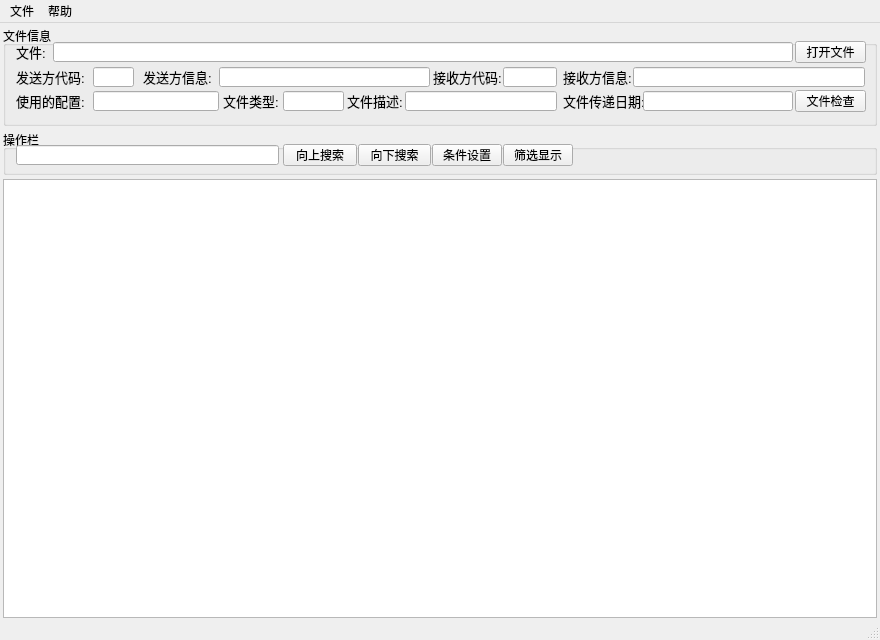
Above: mainwindow.ui from cnldw/FinanceFileReader before the change. Below: the same form after it.
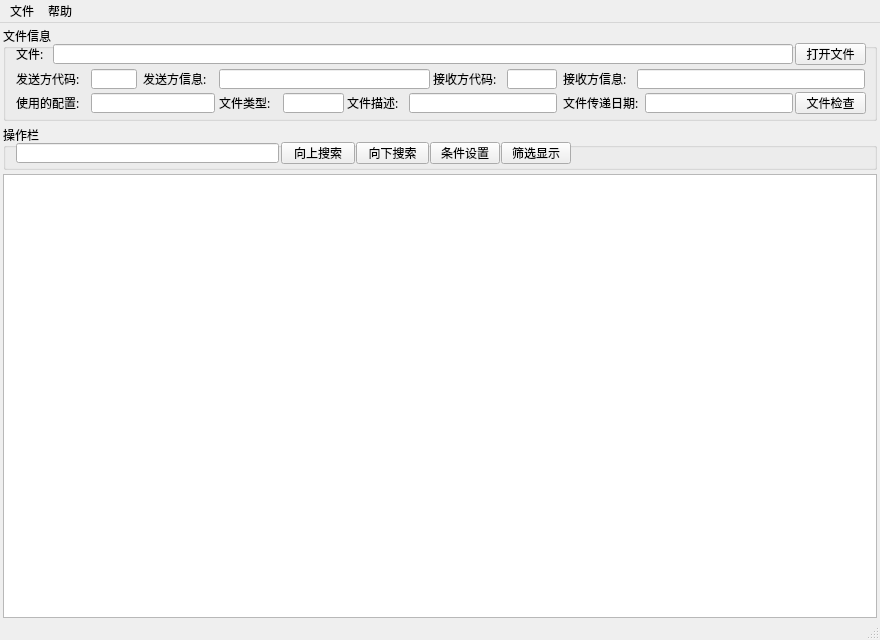
That is the form after the change. Icons and pictures are not drawn.

Patch:
```diff
--- a/mainwindow.ui
+++ b/mainwindow.ui
@@ -60,15 +60,21 @@
       <property name="minimumSize">
        <size>
         <width>0</width>
-        <height>100</height>
+        <height>95</height>
        </size>
       </property>
       <property name="maximumSize">
        <size>
         <width>16777215</width>
-        <height>100</height>
+        <height>95</height>
        </size>
       </property>
+      <property name="font">
+       <font>
+        <family>Microsoft YaHei</family>
+        <kerning>true</kerning>
+       </font>
+      </property>
       <property name="autoFillBackground">
        <bool>true</bool>
       </property>
@@ -79,14 +85,14 @@
        <property name="geometry">
         <rect>
          <x>560</x>
-         <y>65</y>
+         <y>67</y>
          <width>81</width>
          <height>20</height>
         </rect>
        </property>
        <property name="font">
         <font>
-         <pointsize>10</pointsize>
+         <pointsize>9</pointsize>
         </font>
        </property>
        <property name="text">
@@ -96,9 +102,9 @@
       <widget class="QLineEdit" name="lineEditFileTransferDate">
        <property name="geometry">
         <rect>
-         <x>640</x>
-         <y>65</y>
-         <width>150</width>
+         <x>642</x>
+         <y>67</y>
+         <width>148</width>
          <height>20</height>
         </rect>
        </property>
@@ -107,14 +113,14 @@
        <property name="geometry">
         <rect>
          <x>13</x>
-         <y>65</y>
+         <y>67</y>
          <width>71</width>
          <height>20</height>
         </rect>
        </property>
        <property name="font">
         <font>
-         <pointsize>10</pointsize>
+         <pointsize>9</pointsize>
         </font>
        </property>
        <property name="text">
@@ -124,9 +130,9 @@
       <widget class="QLineEdit" name="lineEditRecInfo">
        <property name="geometry">
         <rect>
-         <x>630</x>
-         <y>41</y>
-         <width>232</width>
+         <x>634</x>
+         <y>43</y>
+         <width>228</width>
          <height>20</height>
         </rect>
        </property>
@@ -134,9 +140,9 @@
       <widget class="QLineEdit" name="lineEditSendCode">
        <property name="geometry">
         <rect>
-         <x>90</x>
-         <y>41</y>
-         <width>41</width>
+         <x>88</x>
+         <y>43</y>
+         <width>46</width>
          <height>20</height>
         </rect>
        </property>
@@ -145,14 +151,14 @@
        <property name="geometry">
         <rect>
          <x>344</x>
-         <y>65</y>
-         <width>68</width>
+         <y>67</y>
+         <width>61</width>
          <height>20</height>
         </rect>
        </property>
        <property name="font">
         <font>
-         <pointsize>10</pointsize>
+         <pointsize>9</pointsize>
         </font>
        </property>
        <property name="text">
@@ -163,14 +169,14 @@
        <property name="geometry">
         <rect>
          <x>13</x>
-         <y>16</y>
+         <y>18</y>
          <width>31</width>
          <height>20</height>
         </rect>
        </property>
        <property name="font">
         <font>
-         <pointsize>10</pointsize>
+         <pointsize>9</pointsize>
         </font>
        </property>
        <property name="text">
@@ -180,9 +186,9 @@
       <widget class="QLineEdit" name="lineEditUseIni">
        <property name="geometry">
         <rect>
-         <x>90</x>
-         <y>65</y>
-         <width>126</width>
+         <x>88</x>
+         <y>67</y>
+         <width>124</width>
          <height>20</height>
         </rect>
        </property>
@@ -191,7 +197,7 @@
        <property name="geometry">
         <rect>
          <x>280</x>
-         <y>65</y>
+         <y>67</y>
          <width>61</width>
          <height>20</height>
         </rect>
@@ -201,14 +207,14 @@
        <property name="geometry">
         <rect>
          <x>560</x>
-         <y>41</y>
+         <y>43</y>
          <width>71</width>
          <height>20</height>
         </rect>
        </property>
        <property name="font">
         <font>
-         <pointsize>10</pointsize>
+         <pointsize>9</pointsize>
         </font>
        </property>
        <property name="text">
@@ -219,7 +225,7 @@
        <property name="geometry">
         <rect>
          <x>216</x>
-         <y>41</y>
+         <y>43</y>
          <width>211</width>
          <height>20</height>
         </rect>
@@ -229,7 +235,7 @@
        <property name="geometry">
         <rect>
          <x>792</x>
-         <y>15</y>
+         <y>17</y>
          <width>71</width>
          <height>22</height>
         </rect>
@@ -242,14 +248,14 @@
        <property name="geometry">
         <rect>
          <x>430</x>
-         <y>41</y>
+         <y>43</y>
          <width>71</width>
          <height>20</height>
         </rect>
        </property>
        <property name="font">
         <font>
-         <pointsize>10</pointsize>
+         <pointsize>9</pointsize>
         </font>
        </property>
        <property name="text">
@@ -259,9 +265,9 @@
       <widget class="QLineEdit" name="lineEditFileDescribe">
        <property name="geometry">
         <rect>
-         <x>402</x>
-         <y>65</y>
-         <width>152</width>
+         <x>406</x>
+         <y>67</y>
+         <width>148</width>
          <height>20</height>
         </rect>
        </property>
@@ -269,15 +275,15 @@
       <widget class="QLabel" name="labelFileType">
        <property name="geometry">
         <rect>
-         <x>220</x>
-         <y>65</y>
+         <x>216</x>
+         <y>67</y>
          <width>61</width>
          <height>20</height>
         </rect>
        </property>
        <property name="font">
         <font>
-         <pointsize>10</pointsize>
+         <pointsize>9</pointsize>
         </font>
        </property>
        <property name="text">
@@ -288,7 +294,7 @@
        <property name="geometry">
         <rect>
          <x>50</x>
-         <y>16</y>
+         <y>18</y>
          <width>740</width>
          <height>20</height>
         </rect>
@@ -301,14 +307,14 @@
        <property name="geometry">
         <rect>
          <x>13</x>
-         <y>41</y>
+         <y>43</y>
          <width>71</width>
          <height>20</height>
         </rect>
        </property>
        <property name="font">
         <font>
-         <pointsize>10</pointsize>
+         <pointsize>9</pointsize>
         </font>
        </property>
        <property name="text">
@@ -318,9 +324,9 @@
       <widget class="QLineEdit" name="lineEditRecCode">
        <property name="geometry">
         <rect>
-         <x>500</x>
-         <y>41</y>
-         <width>54</width>
+         <x>504</x>
+         <y>43</y>
+         <width>50</width>
          <height>20</height>
         </rect>
        </property>
@@ -329,14 +335,14 @@
        <property name="geometry">
         <rect>
          <x>140</x>
-         <y>41</y>
+         <y>43</y>
          <width>71</width>
          <height>20</height>
         </rect>
        </property>
        <property name="font">
         <font>
-         <pointsize>10</pointsize>
+         <pointsize>9</pointsize>
         </font>
        </property>
        <property name="text">
@@ -347,7 +353,7 @@
        <property name="geometry">
         <rect>
          <x>792</x>
-         <y>64</y>
+         <y>66</y>
          <width>71</width>
          <height>22</height>
         </rect>
@@ -398,6 +404,11 @@
         <height>45</height>
        </size>
       </property>
+      <property name="font">
+       <font>
+        <family>Microsoft YaHei</family>
+       </font>
+      </property>
       <property name="title">
        <string>操作栏</string>
       </property>
@@ -405,7 +416,7 @@
        <property name="geometry">
         <rect>
          <x>13</x>
-         <y>15</y>
+         <y>18</y>
          <width>263</width>
          <height>20</height>
         </rect>
@@ -417,8 +428,8 @@
       <widget class="QPushButton" name="pushButtonPreSearch">
        <property name="geometry">
         <rect>
-         <x>280</x>
-         <y>14</y>
+         <x>278</x>
+         <y>17</y>
          <width>74</width>
          <height>22</height>
         </rect>
@@ -430,8 +441,8 @@
       <widget class="QPushButton" name="pushButtonNextSearch">
        <property name="geometry">
         <rect>
-         <x>355</x>
-         <y>14</y>
+         <x>353</x>
+         <y>17</y>
          <width>73</width>
          <height>22</height>
         </rect>
@@ -443,8 +454,8 @@
       <widget class="QPushButton" name="pushButtonNextSearch_2">
        <property name="geometry">
         <rect>
-         <x>429</x>
-         <y>14</y>
+         <x>427</x>
+         <y>17</y>
          <width>70</width>
          <height>22</height>
         </rect>
@@ -464,8 +475,8 @@
       <widget class="QPushButton" name="pushButtonNextSearch_3">
        <property name="geometry">
         <rect>
-         <x>500</x>
-         <y>14</y>
+         <x>498</x>
+         <y>17</y>
          <width>70</width>
          <height>22</height>
         </rect>
```
Left out of the diff: 16 changed lines with no effect on the pictures.
